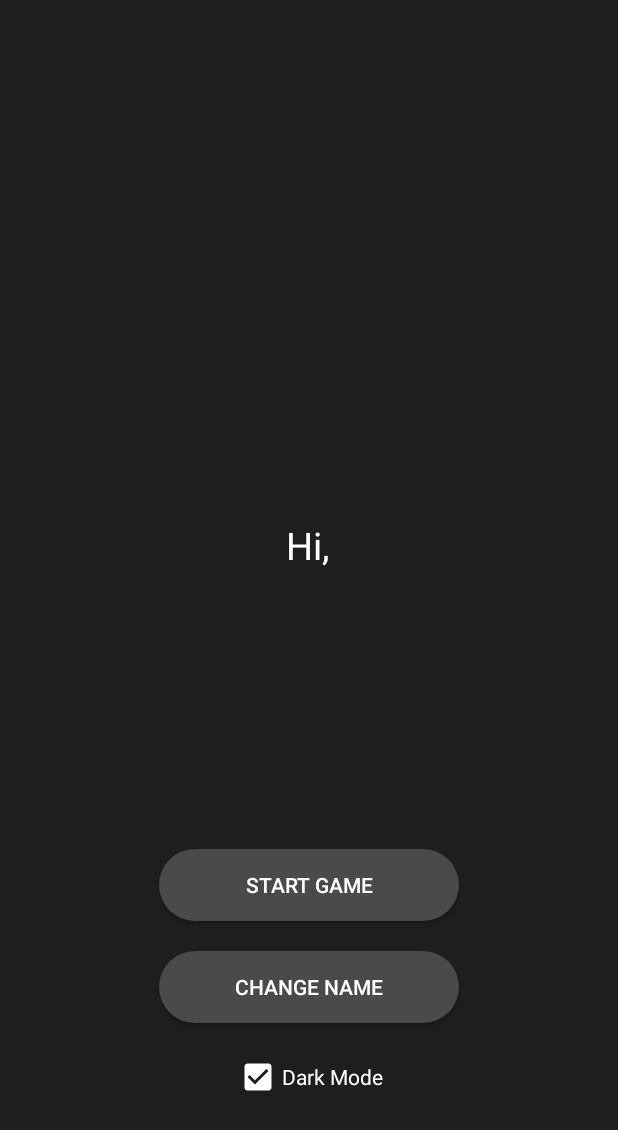
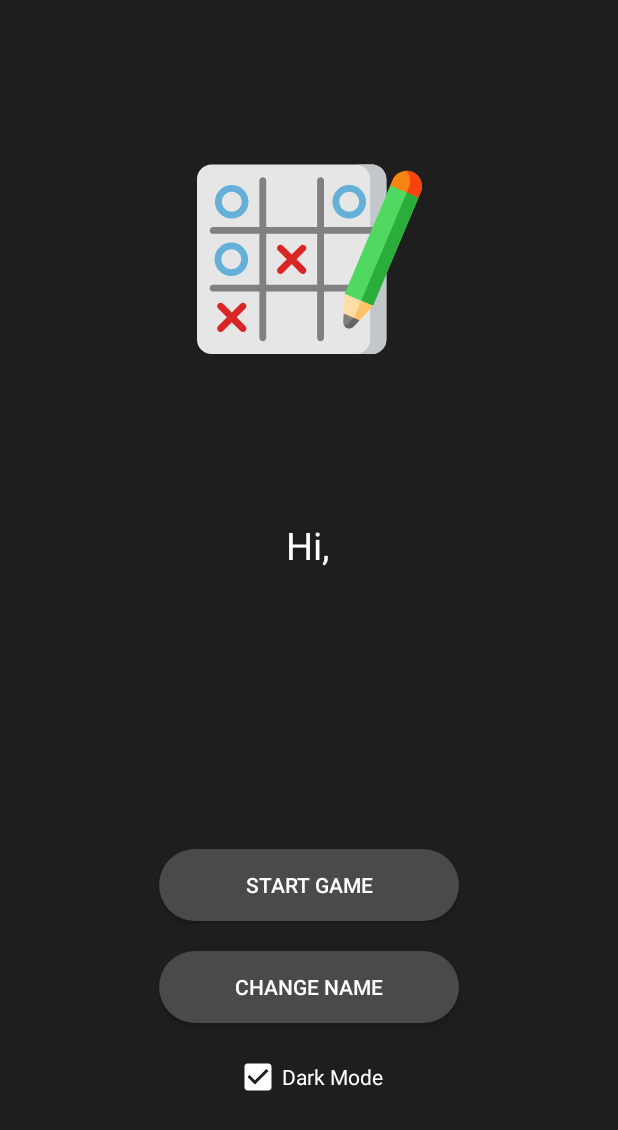
Before and after one commit to HasanMhdAmin/TicTacToe, an Android app: the screen it shows after launch (InitActivity), on a phone screen of 412 x 824 dp. Shown: the top 1130 px of the screen. Run offline under Robolectric (Android 15) with nearby library versions, the phone set to English and light mode, and no system bars.

Commit message:
add image to initActivity

```diff
--- /dev/null
+++ b/app/src/main/res/drawable/ic_tic_tac_toe.xml
@@ -0,0 +1,20 @@
+<vector android:height="225dp" android:viewportHeight="512"
+    android:viewportWidth="512.0002" android:width="225dp" xmlns:android="http://schemas.android.com/apk/res/android">
+    <path android:fillColor="#e6e6e6" android:fillType="evenOdd" android:pathData="m397.742,40h-364.566c-18.254,0 -33.176,14.926 -33.176,33.18v364.641c0,18.254 14.922,33.18 33.176,33.18h364.566c18.254,0 33.176,-14.926 33.176,-33.18v-364.641c0,-18.254 -14.922,-33.18 -33.176,-33.18zM397.742,40"/>
+    <path android:fillColor="#64b0d9" android:pathData="m79.109,162.816c-21.055,0 -38.188,-17.148 -38.188,-38.227 0,-21.066 17.133,-38.199 38.188,-38.199 21.074,0 38.219,17.133 38.219,38.199 0,21.078 -17.145,38.227 -38.219,38.227zM79.109,101.977c-12.469,0 -22.613,10.145 -22.613,22.613 0,12.484 10.145,22.641 22.613,22.641 12.488,0 22.645,-10.156 22.645,-22.641 0,-12.469 -10.156,-22.613 -22.645,-22.613zM79.109,101.977"/>
+    <path android:fillColor="#d92525" android:pathData="m226.477,255.5 l19.98,-19.984c3.043,-3.043 3.047,-7.98 0.004,-11.023 -3.039,-3.047 -7.969,-3.047 -11.012,-0.004l-19.988,19.992 -19.992,-19.992c-3.043,-3.043 -7.973,-3.043 -11.012,0.004 -3.043,3.043 -3.039,7.98 0.004,11.023l19.98,19.984 -19.98,19.984c-3.043,3.043 -3.047,7.98 -0.004,11.023 1.52,1.523 3.516,2.285 5.508,2.285 1.992,0 3.984,-0.762 5.504,-2.281l19.992,-19.992 19.988,19.992c1.523,1.52 3.516,2.281 5.504,2.281 1.996,0 3.988,-0.762 5.512,-2.285 3.039,-3.043 3.039,-7.98 -0.004,-11.023zM226.477,255.5"/>
+    <path android:fillColor="#64b0d9" android:pathData="m78.117,293.699c-21.07,0 -38.215,-17.137 -38.215,-38.199 0,-21.078 17.145,-38.23 38.215,-38.23 21.059,0 38.188,17.152 38.188,38.23 0,21.063 -17.129,38.199 -38.188,38.199zM78.117,232.859c-12.484,0 -22.641,10.156 -22.641,22.641 0,12.469 10.156,22.613 22.641,22.613 12.469,0 22.613,-10.145 22.613,-22.613 0,-12.484 -10.145,-22.641 -22.613,-22.641zM78.117,232.859"/>
+    <path android:fillColor="#d92525" android:pathData="m90.141,387.566 l19.969,-19.973c3.043,-3.043 3.043,-7.977 0.004,-11.02 -3.039,-3.047 -7.969,-3.047 -11.012,-0.004l-19.977,19.977 -19.977,-19.977c-3.039,-3.047 -7.973,-3.043 -11.012,0.004 -3.039,3.043 -3.039,7.977 0.004,11.02l19.969,19.973 -19.969,19.969c-3.043,3.047 -3.043,7.98 -0.004,11.023 1.52,1.523 3.516,2.285 5.508,2.285 1.992,0 3.984,-0.758 5.504,-2.281l19.977,-19.977 19.977,19.977c1.52,1.523 3.512,2.281 5.504,2.281 1.992,0 3.988,-0.762 5.508,-2.285 3.039,-3.043 3.039,-7.977 -0.004,-11.023zM90.141,387.566"/>
+    <path android:fillColor="#c2c7cc" android:fillType="evenOdd" android:pathData="m400.547,361.059 l-6.629,7.129v69.633c0,18.254 -14.922,33.18 -33.176,33.18h37c18.254,0 33.176,-14.926 33.176,-33.18v-148.875zM400.547,361.059"/>
+    <path android:fillColor="#64b0d9" android:pathData="m346.402,162.816c-21.07,0 -38.215,-17.148 -38.215,-38.227 0,-21.066 17.145,-38.199 38.215,-38.199 21.059,0 38.191,17.133 38.191,38.199 0,21.078 -17.133,38.227 -38.191,38.227zM346.402,101.977c-12.484,0 -22.641,10.145 -22.641,22.613 0,12.484 10.156,22.641 22.641,22.641 12.469,0 22.613,-10.156 22.613,-22.641 0.004,-12.469 -10.145,-22.613 -22.613,-22.613zM346.402,101.977"/>
+    <path android:fillColor="#c2c7cc" android:fillType="evenOdd" android:pathData="m393.918,73.18v123.145l37,-87.887v-35.258c0,-18.254 -14.922,-33.18 -33.176,-33.18h-37c18.254,0 33.176,14.926 33.176,33.18zM393.918,73.18"/>
+    <path android:fillColor="#808080" android:pathData="m402.395,181.961h-113.414v-105.188c0,-4.305 -3.484,-7.793 -7.785,-7.793 -4.301,0 -7.789,3.488 -7.789,7.793v105.184h-115.895v-105.184c0,-4.305 -3.488,-7.793 -7.789,-7.793 -4.301,0 -7.785,3.488 -7.785,7.793v105.184h-105.172c-4.301,0 -7.785,3.488 -7.785,7.797 0,4.305 3.484,7.793 7.785,7.793h105.172v115.906h-105.172c-4.301,0 -7.785,3.488 -7.785,7.797 0,4.305 3.484,7.793 7.785,7.793h105.172v105.184c0,4.305 3.484,7.793 7.785,7.793 4.301,0 7.789,-3.488 7.789,-7.793v-105.184h115.895v105.184c0,4.305 3.488,7.793 7.789,7.793 4.301,0 7.785,-3.488 7.785,-7.793v-105.184h105.172c4.301,0 7.785,-3.492 7.785,-7.797 0,-4.305 -3.484,-7.793 -7.785,-7.793h-105.172v-115.906h113.414c4.301,0 7.785,-3.488 7.785,-7.793 0,-4.309 -3.484,-7.793 -7.785,-7.793zM273.406,313.453h-115.895v-115.906h115.895zM273.406,313.453"/>
+    <path android:fillColor="#808080" android:fillType="evenOdd" android:pathData="m333.73,379.109 l-0.934,18.344c-0.613,13.582 13.844,20.855 24.355,10.281l12.527,-13.465 -12,-21.148zM333.73,379.109"/>
+    <path android:fillColor="#ffdda6" android:fillType="evenOdd" android:pathData="m400.547,361.059 l-24.238,-27.223h-40.301l-2.277,45.273 35.949,15.16zM400.547,361.059"/>
+    <path android:fillColor="#50d960" android:fillType="evenOdd" android:pathData="m430.918,108.434 l-89.594,212.816 -5.316,12.586 64.539,27.223 30.371,-72.113 73.301,-173.996v-0.027l-23.949,-30.32 -40.621,3.125zM430.918,108.434"/>
+    <path android:fillColor="#f78411" android:fillType="evenOdd" android:pathData="m490.609,57.027c-17.758,-7.504 -38.402,0.906 -45.879,18.664l-5.082,12.035 64.57,27.195 5.051,-12.008c7.418,-17.582 -0.758,-38.352 -18.66,-45.887zM490.609,57.027"/>
+    <path android:fillColor="#2bad3b" android:fillType="evenOdd" android:pathData="m373.738,349.758 l26.809,11.301 30.371,-72.113 73.301,-173.996v-0.027l-26.84,-11.305v0.027l-73.301,173.996zM373.738,349.758"/>
+    <path android:fillColor="#fcc368" android:fillType="evenOdd" android:pathData="m373.738,349.758 l-17.465,41.504 13.406,3.008 30.867,-33.211zM373.738,349.758"/>
+    <path android:fillColor="#f74311" android:fillType="evenOdd" android:pathData="m475.949,54.313c8.324,9.113 11.449,22.258 7.563,34.406 -0.289,0.965 -0.672,1.93 -1.078,2.895l-5.055,12.004 26.84,11.305 5.051,-12.004c7.418,-17.586 -0.758,-38.352 -18.66,-45.887 -4.789,-2.02 -9.785,-2.895 -14.66,-2.719zM475.949,54.313"/>
+    <path android:fillColor="#666" android:fillType="evenOdd" android:pathData="m356.273,388.602 l-12.527,13.465c-2.688,2.719 -5.637,4.238 -8.496,4.82 4.469,6.777 14.25,8.559 21.902,0.848l12.527,-13.465zM356.273,388.602"/>
+</vector>
--- a/app/src/main/res/layout/activity_init.xml
+++ b/app/src/main/res/layout/activity_init.xml
@@ -7,6 +7,21 @@
     android:background="?attr/backgroundColor"
     tools:context=".controller.initialGame.InitActivity">
 
+
+    <ImageView
+        android:layout_width="150dp"
+        android:layout_height="150dp"
+        android:layout_marginStart="8dp"
+        android:layout_marginLeft="8dp"
+        android:layout_marginTop="8dp"
+        android:layout_marginEnd="8dp"
+        android:layout_marginRight="8dp"
+        android:layout_marginBottom="8dp"
+        android:src="@drawable/ic_tic_tac_toe"
+        app:layout_constraintBottom_toTopOf="@+id/welcome"
+        app:layout_constraintEnd_toEndOf="parent"
+        app:layout_constraintStart_toStartOf="parent"
+        app:layout_constraintTop_toTopOf="parent" />
 
     <TextView
         android:id="@+id/welcome"
```
